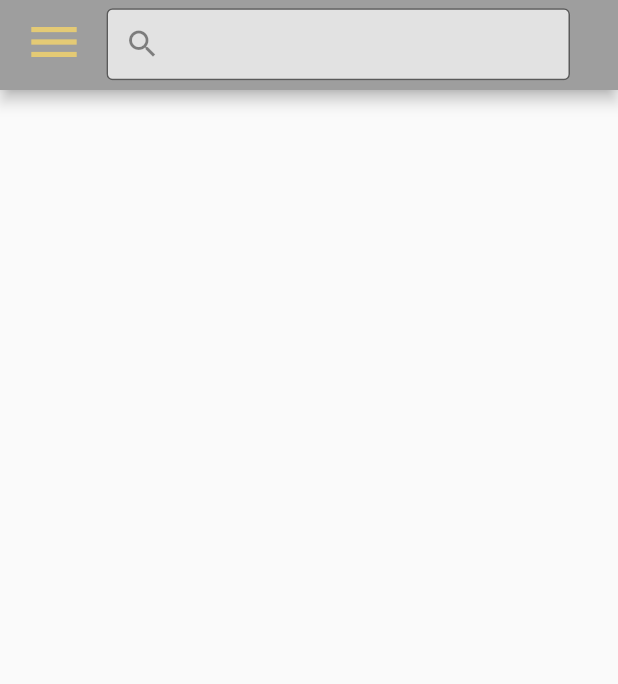
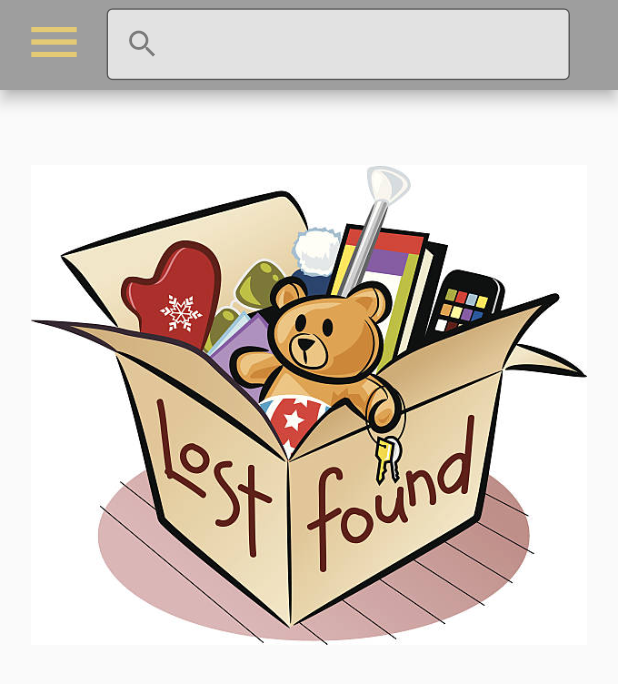
Before and after one commit to NoureddineAbouZahr/Lost, a Flutter app: the screen it shows after launch, on a phone screen of 412 x 824 dp. Shown: the top 684 px of the screen. Run offline on Flutter 3.47's test engine with Material 2 defaults, Android fonts, the phone set to English and light mode, and no system bars.

Commit message:
adding image and resizing

```diff
--- a/mobileFrontend/lib/pages/lost_or_found.dart
+++ b/mobileFrontend/lib/pages/lost_or_found.dart
@@ -11,6 +11,7 @@ class LostFound extends StatelessWidget {
 
   @override
   Widget build(BuildContext context) {
+   double width= MediaQuery.of(context).size.width ;
 
     return Scaffold(
       appBar: PreferredSize(
@@ -23,12 +24,13 @@ class LostFound extends StatelessWidget {
               size: 40,),
           SizedBox(width: 15,),
           SizedBox(
-              width: MediaQuery.of(context).size.width * 0.75,
               child: Column(
 
-                children: [
+                children:  [
                   SizedBox(height: 15,),
                   SizedBox(
+                    width: MediaQuery.of(context).size.width * 0.75,
+
                     height: 50,
                     child: TextField(
                       decoration: InputDecoration(
@@ -36,7 +38,7 @@ class LostFound extends StatelessWidget {
 
 
                         prefixIcon: Icon(Icons.search),
-                          border: const OutlineInputBorder(
+                          border: OutlineInputBorder(
                               borderSide: BorderSide(width: 0)),
                           filled: true,
                           fillColor: Colors.white70,
@@ -44,7 +46,7 @@ class LostFound extends StatelessWidget {
                           hintText: 'Search'),
                     ),
                   ),
-                  const SizedBox(height: 10),
+                  SizedBox(height: 10),
                 ],
               ))
 
@@ -55,7 +57,15 @@ class LostFound extends StatelessWidget {
       body: Center(
         child: Column(
           mainAxisAlignment: MainAxisAlignment.start,
-          children: [],
+          children:  [
+            SizedBox(height: 50,),
+            Image(
+
+              image: const AssetImage('assets/box.jpg'),
+            width:width*0.9 ,
+            ),
+
+          ],
         ),
       ),
     );
```
